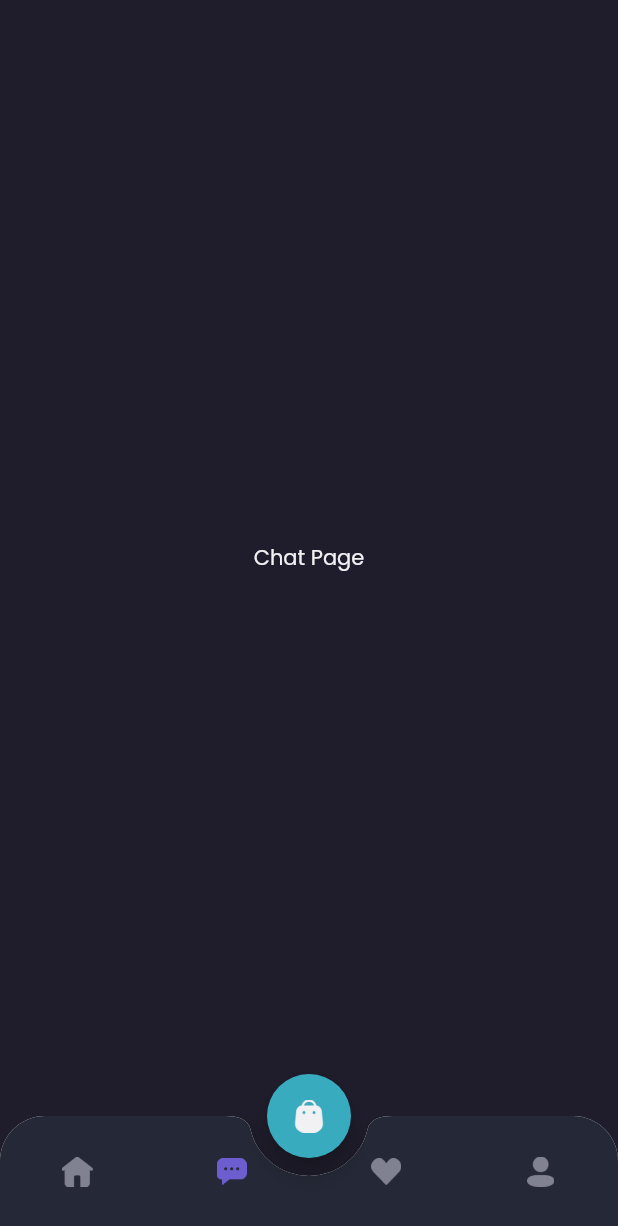
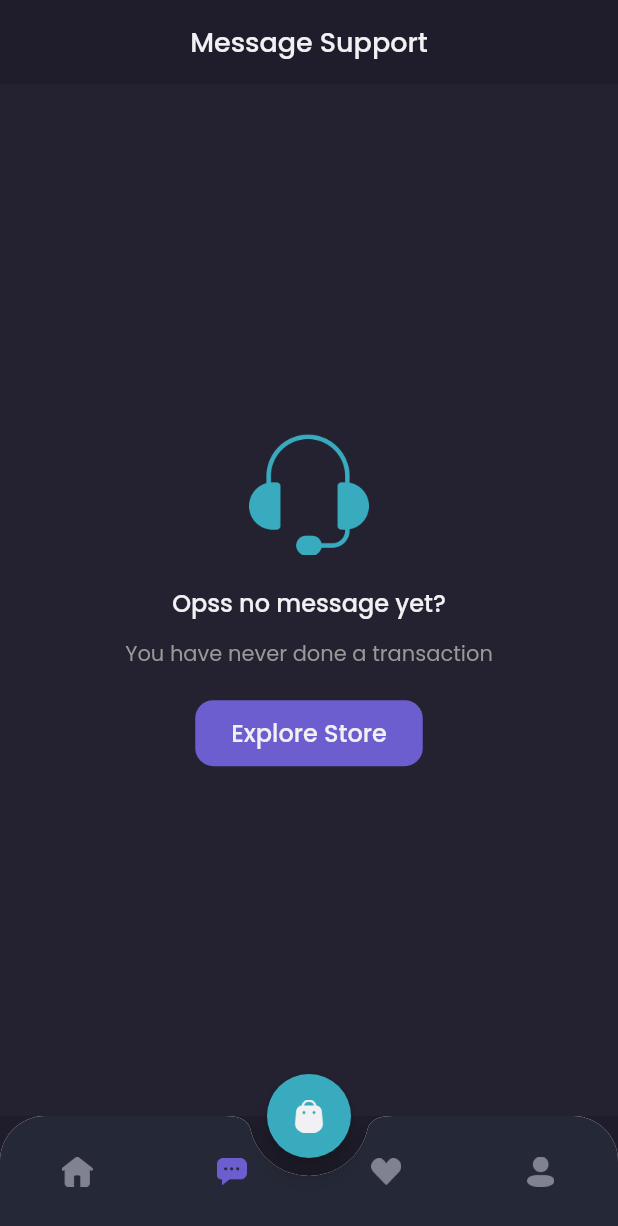
Before and after one commit to sugeng20/shamo, a Flutter app: the MainPage screen opened by its route, item 2 of the bottom bar chosen, on a phone screen of 412 x 824 dp. Shown: the top 1226 px of the screen. Run offline on Flutter 3.47's test engine with Material 2 defaults, Android fonts, the phone set to English and light mode, and no system bars; our stand-ins replace google_fonts.

Commit message:
chat page empty

```diff
--- a/lib/pages/home/chat_page.dart
+++ b/lib/pages/home/chat_page.dart
@@ -6,11 +6,74 @@ class ChatPage extends StatelessWidget {
 
   @override
   Widget build(BuildContext context) {
-    return Center(
-      child: Text(
-        'Chat Page',
-        style: primaryTextStyle,
-      ),
+    Widget header() {
+      return AppBar(
+        backgroundColor: backgroundColor1,
+        centerTitle: true,
+        title: Text(
+          'Message Support',
+          style: primaryTextStyle.copyWith(fontSize: 18, fontWeight: medium),
+        ),
+        elevation: 0,
+        automaticallyImplyLeading: false,
+      );
+    }
+
+    Widget content() {
+      return Expanded(
+        child: Container(
+          width: double.infinity,
+          color: backgroundColor3,
+          child: Column(
+            mainAxisAlignment: MainAxisAlignment.center,
+            children: [
+              Image.asset(
+                'assets/icon_headset.png',
+                width: 80,
+              ),
+              SizedBox(
+                height: 20,
+              ),
+              Text(
+                'Opss no message yet?',
+                style:
+                    primaryTextStyle.copyWith(fontSize: 16, fontWeight: medium),
+              ),
+              SizedBox(
+                height: 12,
+              ),
+              Text(
+                'You have never done a transaction',
+                style: secondaryTextStyle,
+              ),
+              SizedBox(
+                height: 20,
+              ),
+              Container(
+                height: 44,
+                child: TextButton(
+                  onPressed: () {},
+                  style: TextButton.styleFrom(
+                      padding:
+                          EdgeInsets.symmetric(horizontal: 24, vertical: 10),
+                      backgroundColor: primaryColor,
+                      shape: RoundedRectangleBorder(
+                          borderRadius: BorderRadius.circular(12))),
+                  child: Text(
+                    'Explore Store',
+                    style: primaryTextStyle.copyWith(
+                        fontSize: 16, fontWeight: medium),
+                  ),
+                ),
+              )
+            ],
+          ),
+        ),
+      );
+    }
+
+    return Column(
+      children: [header(), content()],
     );
   }
 }
```
